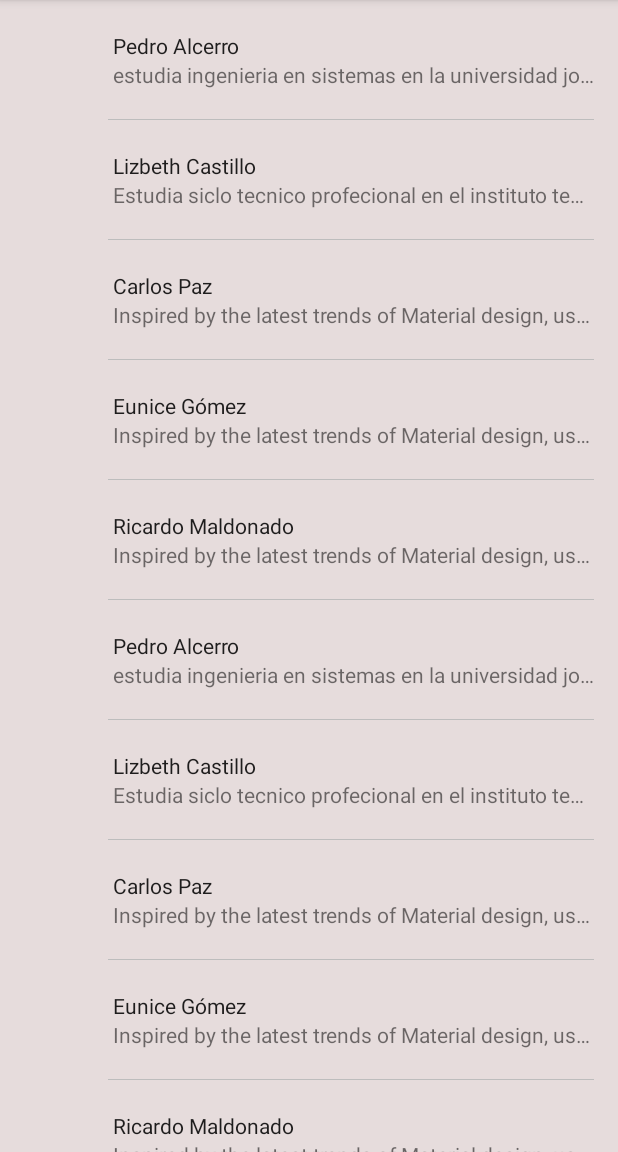
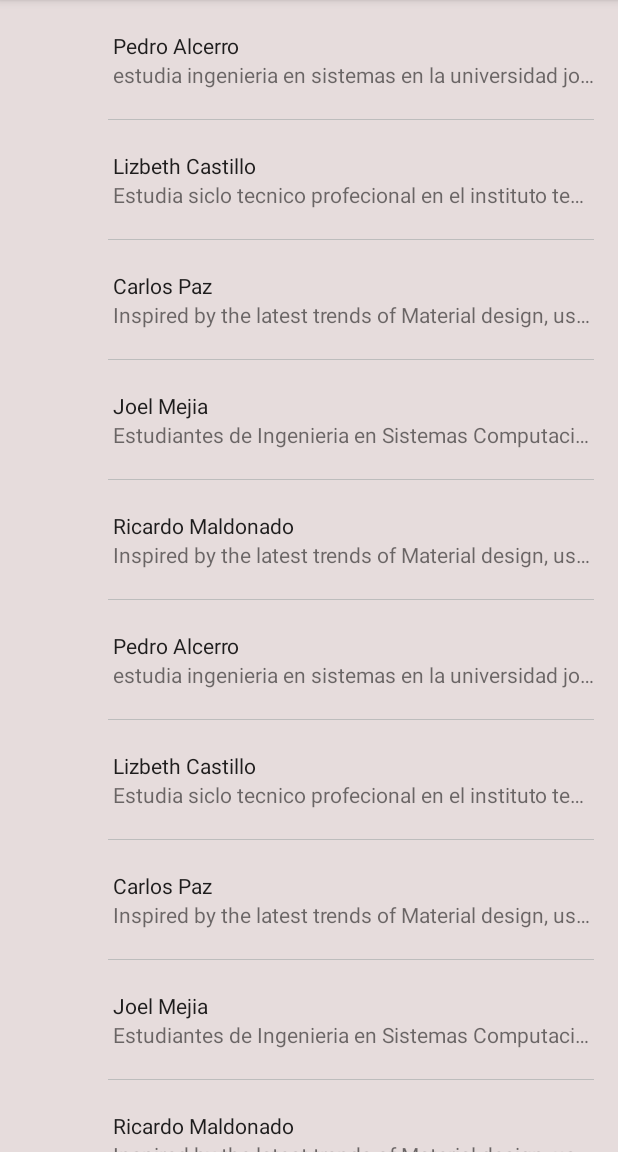
Before and after one commit to pedro2016/Mensajes, an Android app: the screen it shows after launch (MainActivity), on a phone screen of 412 x 824 dp, the part 84-1236 px from its top. Run offline under Robolectric (Android 15) with nearby library versions, the phone set to English and light mode, and no system bars; our stand-ins replace CircleImageView; pictures from the network do not load; 1 statement that could not run was skipped.

Commit message:
cambios en los strings

```diff
--- a/app/src/main/res/values/strings.xml
+++ b/app/src/main/res/values/strings.xml
@@ -38,13 +38,13 @@
     <string name="twitterP3">twitter.com</string>
 
     <!-- PERSONA 4 -->
-    <string name="nombreP4">Eunice Gómez</string>
-    <string name="descripcionP4">Inspired by the latest trends of Material design, using cutting-edge technologies for a fresh and modern look. More design, all the time</string>
+    <string name="nombreP4">Joel Mejia</string>
+    <string name="descripcionP4"> Estudiantes de Ingenieria en Sistemas Computacionales</string>
     <string name="edadP4">20</string>
     <string name="profesionP4">Estudiante</string>
     <string name="estadocivilP4">Soltero</string>
-    <string name="numeroP4">33990000</string>
-    <string name="emailP4">eunicegomez@ejemplo.com</string>
+    <string name="numeroP4">96772955</string>
+    <string name="emailP4">joel.mejia@ujcv.edu.hn.com</string>
     <string name="facebookP4">facebook.com</string>
     <string name="twitterP4">twitter.com</string>
 
```
